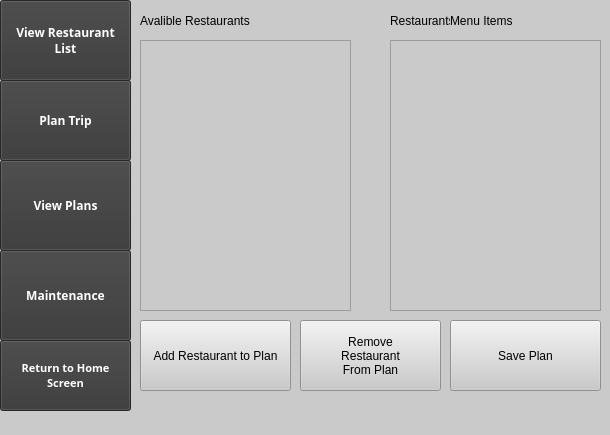
annaali1/CS1DProject1, file FastFoodFinder/mainwindow.ui: the form before one commit.
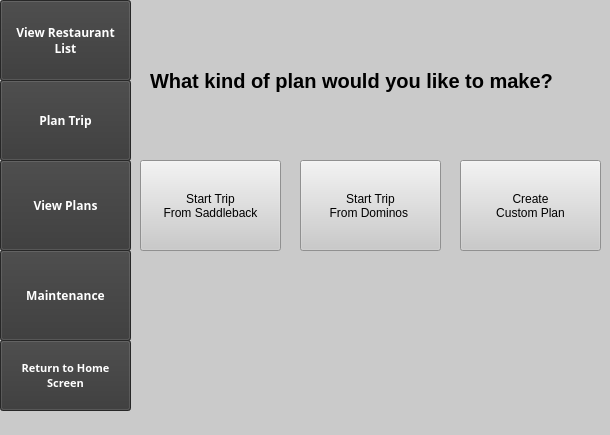
The form after the commit.

Commit message: added the add plan buttons

Diff of the .ui file:
```diff
--- a/FastFoodFinder/mainwindow.ui
+++ b/FastFoodFinder/mainwindow.ui
@@ -475,7 +475,7 @@
      <number>2</number>
     </property>
     <property name="currentIndex">
-     <number>2</number>
+     <number>8</number>
     </property>
     <widget class="QWidget" name="homePage">
      <widget class="QLabel" name="home_label">
@@ -621,19 +621,6 @@
        <string>Restaurants In Plan</string>
       </property>
      </widget>
-     <widget class="QLabel" name="label_4">
-      <property name="geometry">
-       <rect>
-        <x>320</x>
-        <y>10</y>
-        <width>141</width>
-        <height>21</height>
-       </rect>
-      </property>
-      <property name="text">
-       <string>Menu Items</string>
-      </property>
-     </widget>
     </widget>
     <widget class="QWidget" name="viewPlansPage">
      <widget class="QPushButton" name="editPlan_button">
@@ -892,6 +879,70 @@
       </property>
      </widget>
     </widget>
+    <widget class="QWidget" name="choosePlanPage">
+     <widget class="QPushButton" name="saddlebackPlanButton">
+      <property name="geometry">
+       <rect>
+        <x>10</x>
+        <y>160</y>
+        <width>141</width>
+        <height>91</height>
+       </rect>
+      </property>
+      <property name="text">
+       <string>Start Trip
+From Saddleback</string>
+      </property>
+     </widget>
+     <widget class="QPushButton" name="dominosPlanButton">
+      <property name="geometry">
+       <rect>
+        <x>170</x>
+        <y>160</y>
+        <width>141</width>
+        <height>91</height>
+       </rect>
+      </property>
+      <property name="text">
+       <string>Start Trip
+From Dominos </string>
+      </property>
+     </widget>
+     <widget class="QPushButton" name="customPlanButton">
+      <property name="geometry">
+       <rect>
+        <x>330</x>
+        <y>160</y>
+        <width>141</width>
+        <height>91</height>
+       </rect>
+      </property>
+      <property name="text">
+       <string>Create
+Custom Plan</string>
+      </property>
+     </widget>
+     <widget class="QLabel" name="whatPlanLabel">
+      <property name="geometry">
+       <rect>
+        <x>20</x>
+        <y>30</y>
+        <width>441</width>
+        <height>101</height>
+       </rect>
+      </property>
+      <property name="font">
+       <font>
+        <pointsize>15</pointsize>
+        <weight>75</weight>
+        <bold>true</bold>
+       </font>
+      </property>
+      <property name="text">
+       <string>What kind of plan would you like to make?</string>
+      </property>
+     </widget>
+    </widget>
    </widget>
    <widget class="QPushButton" name="ListButton">
     <property name="geometry">
```
Left out of the diff: 21 changed lines with no effect on the pictures. The commit also changes 2 other files.
